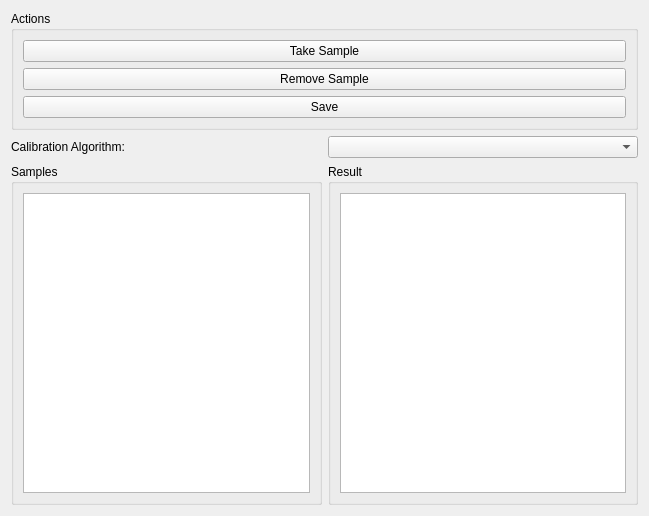
Qt form easy_handeye2/resource/rqt_handeye.ui (marcoesposito1988/easy_handeye2) before a commit.
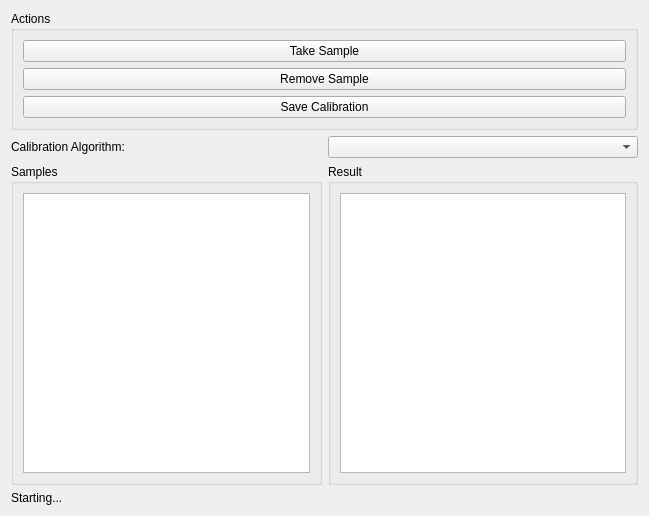
The same form after that commit.

Commit message: Add a status label to the GUI and tooltips to the buttons

```diff
--- a/easy_handeye2/resource/rqt_handeye.ui
+++ b/easy_handeye2/resource/rqt_handeye.ui
@@ -39,7 +39,7 @@
         <item>
          <widget class="QPushButton" name="saveButton">
           <property name="text">
-           <string>Save</string>
+           <string>Save Calibration</string>
           </property>
          </widget>
         </item>
@@ -90,6 +90,13 @@
      </item>
     </layout>
    </item>
+   <item>
+    <widget class="QLabel" name="statusLabel">
+     <property name="text">
+      <string>Starting...</string>
+     </property>
+    </widget>
+   </item>
   </layout>
  </widget>
  <resources/>
```
Left out of the diff: 9 changed lines with no effect on the pictures. The commit also changes 1 other file.
